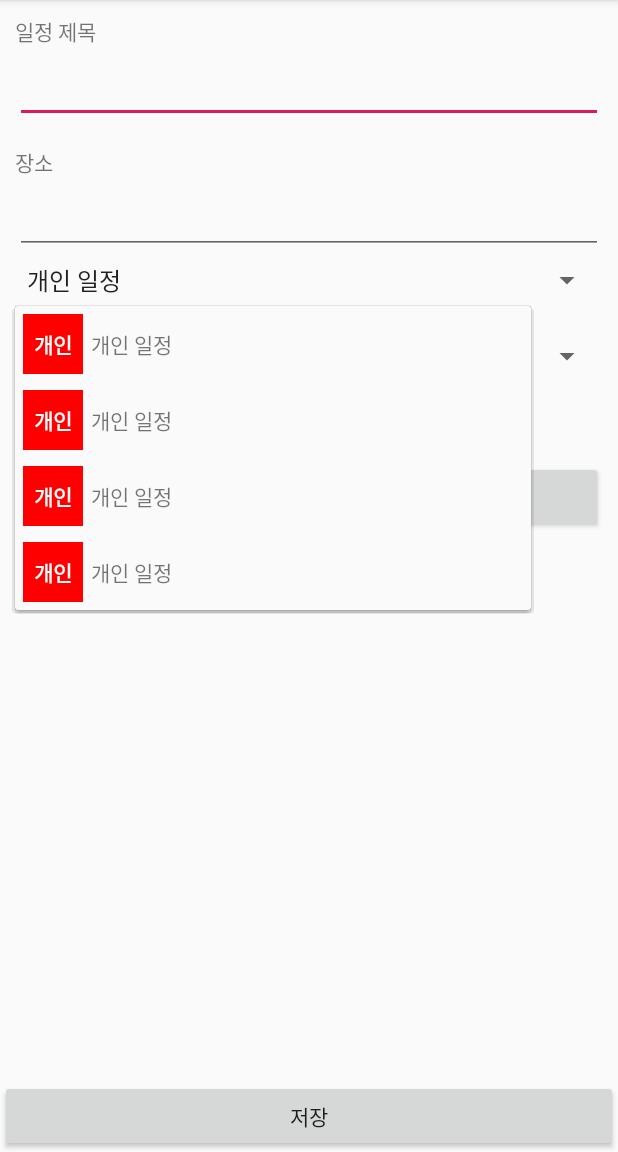
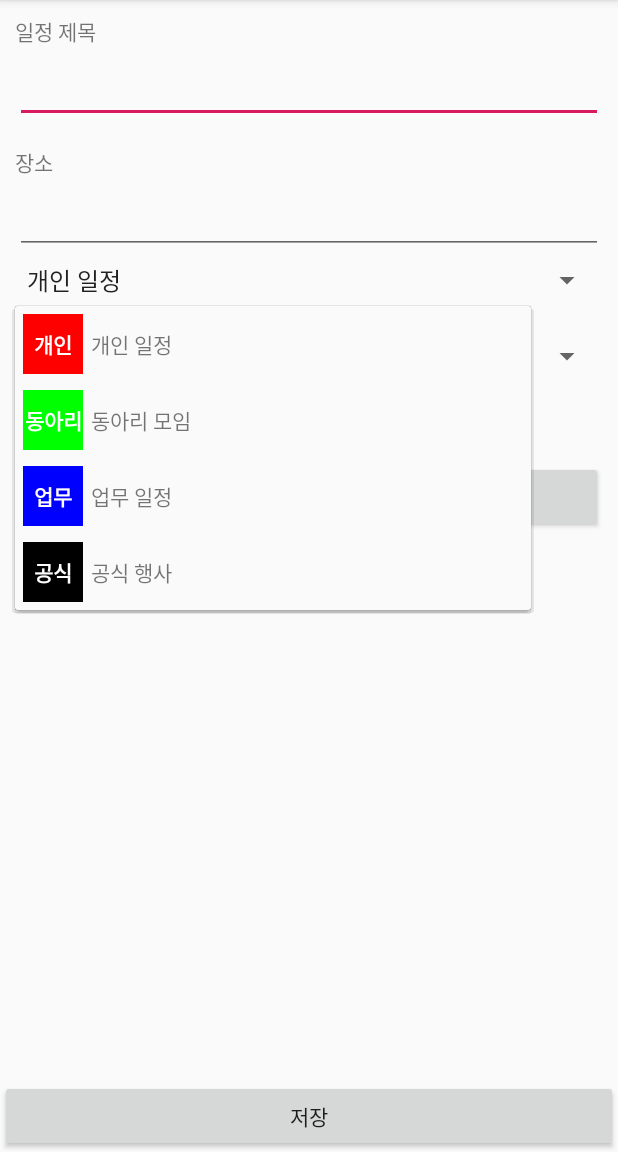
Before and after one commit to DdoniLaurent/20191111_01_DateAndTime, an Android app: the screen it shows after launch (EditScheduleActivity), after a tap on "개인", on a phone screen of 412 x 824 dp, the part 84-1236 px from its top. Run offline under Robolectric (Android 15) with nearby library versions, the phone set to English and light mode, and no system bars.

Commit message:
상황에 맞는 데이터 출력

```diff
--- a/app/src/main/java/com/tioeun/a20191111_01_dateandtime/adapter/ScheduleTypeSpinnerAdapter.kt
+++ b/app/src/main/java/com/tioeun/a20191111_01_dateandtime/adapter/ScheduleTypeSpinnerAdapter.kt
@@ -1,10 +1,12 @@
 package com.tioeun.a20191111_01_dateandtime.adapter
 
 import android.content.Context
+import android.graphics.Color
 import android.view.LayoutInflater
 import android.view.View
 import android.view.ViewGroup
 import android.widget.ArrayAdapter
+import android.widget.TextView
 import com.tioeun.a20191111_01_dateandtime.R
 import com.tioeun.a20191111_01_dateandtime.datas.ScheduleType
 import java.util.zip.Inflater
@@ -24,6 +26,26 @@ class ScheduleTypeSpinnerAdapter(context: Context, res:Int, list: ArrayList<Sche
         }
 
         var row = tempRow!!
+
+//        var summaryTxt = row.findViewById<TextView>(R.id.summaryTxt)
+//        var typeTxt = row.findViewById<TextView>(R.id.typeTxt)
+
+//        var data = mList.get(position)
+//
+//        typeTxt.text = data.title
+//        summaryTxt.setBackgroundColor(Color.parseColor(data.color))
+        var summaryTxt = row.findViewById<TextView>(R.id.summaryTxt)
+        var typeTxt = row.findViewById<TextView>(R.id.typeTxt)
+
+        var data = mList.get(position)
+
+        var splitStr = data.title.split(" ")
+
+        typeTxt.text = data.title
+
+        summaryTxt.text = splitStr.get(0)
+        summaryTxt.setBackgroundColor(Color.parseColor(data.color))
+
         return row
     }
 
@@ -34,6 +56,25 @@ class ScheduleTypeSpinnerAdapter(context: Context, res:Int, list: ArrayList<Sche
         }
 
         var row = tempRow!!
+
+//        var summaryTxt = row.findViewById<TextView>(R.id.summaryTxt)
+//        var typeTxt = row.findViewById<TextView>(R.id.typeTxt)
+//
+//        var data = mList.get(position)
+//
+//        typeTxt.text = data.title
+//        summaryTxt.setBackgroundColor(Color.parseColor(data.color))
+        var summaryTxt = row.findViewById<TextView>(R.id.summaryTxt)
+        var typeTxt = row.findViewById<TextView>(R.id.typeTxt)
+
+        var data = mList.get(position)
+
+        var splitStr = data.title.split(" ")
+
+        typeTxt.text = data.title
+        summaryTxt.text = splitStr.get(0)
+        summaryTxt.setBackgroundColor(Color.parseColor(data.color))
+
         return row
     }
 }
--- a/app/src/main/java/com/tioeun/a20191111_01_dateandtime/datas/ScheduleType.kt
+++ b/app/src/main/java/com/tioeun/a20191111_01_dateandtime/datas/ScheduleType.kt
@@ -2,6 +2,6 @@ package com.tioeun.a20191111_01_dateandtime.datas
 
 class ScheduleType(title:String, color:String) {
 
-    var title = ""
-    var color = "#000000"
+    var title = title
+    var color = color
 }
--- a/app/src/main/res/layout/schedule_type_list_item.xml
+++ b/app/src/main/res/layout/schedule_type_list_item.xml
@@ -11,6 +11,7 @@
         android:orientation="horizontal">
 
         <TextView
+            android:id="@+id/summaryTxt"
             android:layout_width="40dp"
             android:layout_height="40dp"
             android:background="#FF0000"
@@ -19,6 +20,7 @@
             android:text="개인"
             android:textStyle="bold"/>
         <TextView
+            android:id="@+id/typeTxt"
             android:layout_width="wrap_content"
             android:layout_height="wrap_content"
             android:text="개인 일정"
--- a/app/src/main/res/layout/schedule_type_view_item.xml
+++ b/app/src/main/res/layout/schedule_type_view_item.xml
@@ -10,6 +10,7 @@
         android:gravity="center">
 
         <TextView
+            android:id="@+id/summaryTxt"
             android:layout_width="40dp"
             android:layout_height="40dp"
             android:background="#FF0000"
@@ -18,6 +19,7 @@
             android:text="개인"
             android:textStyle="bold"/>
         <TextView
+            android:id="@+id/typeTxt"
             android:layout_width="wrap_content"
             android:layout_height="wrap_content"
             android:text="개인 일정"
```
